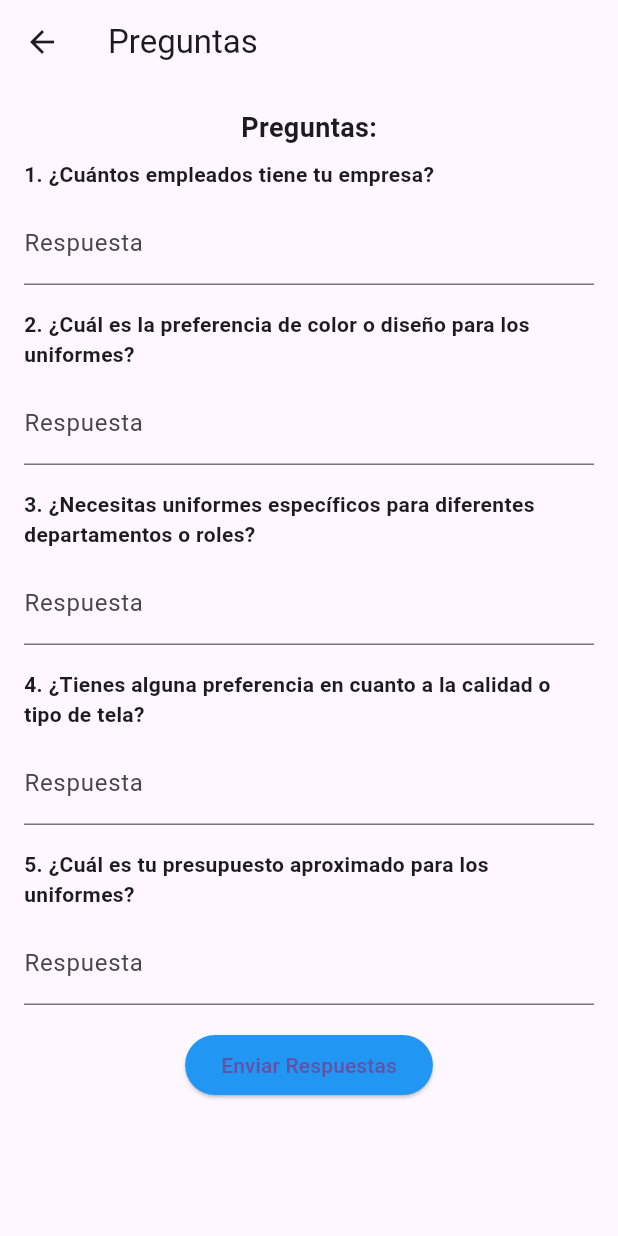
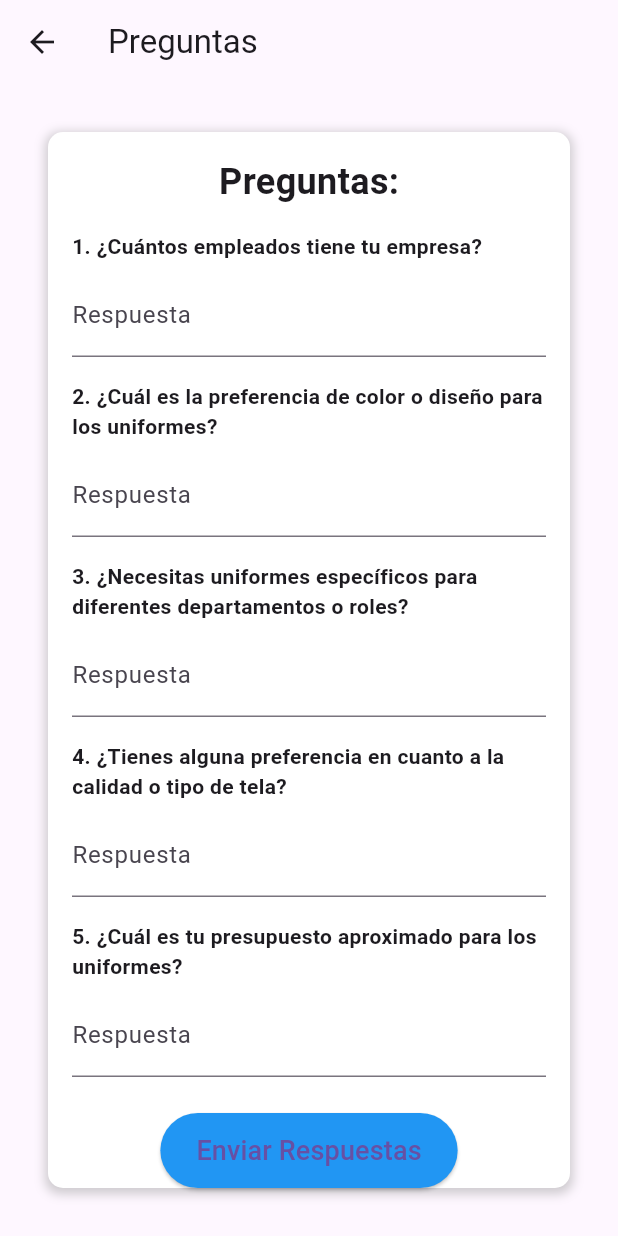
Before and after one commit to Dylan3871/detto, a Flutter app: the Paginapreguntas screen opened directly, on a phone screen of 412 x 824 dp. Run offline on Flutter 3.47's test engine with Material 3 defaults, Android fonts, the phone set to English and light mode, and no system bars; our stand-ins replace shared_preferences; accounts and stored records are empty.

Commit message:
Diseño apartado preguntas

```diff
--- a/lib/pages/Paginapreguntas.dart
+++ b/lib/pages/Paginapreguntas.dart
@@ -1,4 +1,4 @@
-// ignore_for_file: prefer_final_fields, prefer_const_constructors, use_build_context_synchronously
+// ignore_for_file: prefer_final_fields, prefer_const_constructors, use_build_context_synchronously, use_key_in_widget_constructors
 
 import 'dart:convert';
 
@@ -37,13 +37,30 @@ class _PreguntasFormState extends State<PreguntasForm> {
   Widget build(BuildContext context) {
     return Form(
       key: _formKey,
+      child: Container(
+        padding: EdgeInsets.all(16.0), // Agrega padding al Container
+        margin: EdgeInsets.all(16.0), // Agrega margen al Container
+        decoration: BoxDecoration(
+          color: Colors.white, // Cambia el color de fondo del Container
+          borderRadius: BorderRadius.circular(10.0), // Agrega bordes redondeados
+          boxShadow: [
+            BoxShadow(
+              color: Colors.grey.withOpacity(0.5),
+              spreadRadius: 2,
+              blurRadius: 5,
+              offset: Offset(0, 2),
+            ),
+          ],
+        ),
         child: Column(
+          crossAxisAlignment: CrossAxisAlignment.center,
+          mainAxisAlignment: MainAxisAlignment.center,
           children: [
             Text(
               'Preguntas:',
-            style: TextStyle(fontSize: 18, fontWeight: FontWeight.bold),
+              style: TextStyle(fontSize: 24, fontWeight: FontWeight.bold),
             ),
-          SizedBox(height: 8),
+            SizedBox(height: 16),
             PreguntaWidget(
               numeroPregunta: 1,
               pregunta: '¿Cuántos empleados tiene tu empresa?',
@@ -73,12 +90,10 @@ class _PreguntasFormState extends State<PreguntasForm> {
               pregunta: '¿Cuál es tu presupuesto aproximado para los uniformes?',
               controller: _pregunta5Controller,
             ),
-          SizedBox(height: 16),
-
+            SizedBox(height: 24),
             ElevatedButton(
               onPressed: () async {
                 if (_formKey.currentState!.validate()) {
-                // Almacena las respuestas en el mapa
                   Map<String, String> respuestasList = {
                     'Pregunta 1': _pregunta1Controller.text,
                     'Pregunta 2': _pregunta2Controller.text,
@@ -89,7 +104,6 @@ class _PreguntasFormState extends State<PreguntasForm> {
 
                   await _guardarRespuestasLocalmente(respuestasList);
 
-                // Muestra un mensaje de éxito
                   showDialog(
                     context: context,
                     builder: (BuildContext context) {
@@ -100,8 +114,7 @@ class _PreguntasFormState extends State<PreguntasForm> {
                           ElevatedButton(
                             onPressed: () {
                               Navigator.pop(context);
-                            _limpiarRespuestas(); // Cierra el diálogo
-                            // Puedes agregar más acciones aquí si es necesario
+                              _limpiarRespuestas();
                             },
                             child: Text('Aceptar'),
                           ),
@@ -111,15 +124,18 @@ class _PreguntasFormState extends State<PreguntasForm> {
                   );
                 }
               },
-            style: ElevatedButton.styleFrom(primary: Colors.blue),
-            child: Text('Enviar Respuestas'),
+              style: ElevatedButton.styleFrom(
+                primary: Colors.blue,
+                padding: EdgeInsets.symmetric(horizontal: 24, vertical: 12),
+              ),
+              child: Text('Enviar Respuestas', style: TextStyle(fontSize: 18)),
             ),
           ],
+        ),
       ),
     );
   }
 
-  // Función para limpiar las respuestas después de enviarlas
   void _limpiarRespuestas() {
     _pregunta1Controller.clear();
     _pregunta2Controller.clear();
```
Lines whose indentation alone changed are shown as unchanged.
